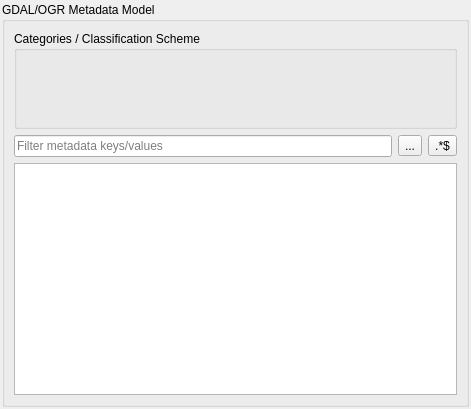
Before: the Qt Designer form eotimeseriesviewer/externals/qps/ui/gdalmetadatamodelwidget.ui in jakimowb/eo-time-series-viewer, drawn with Qt 5.
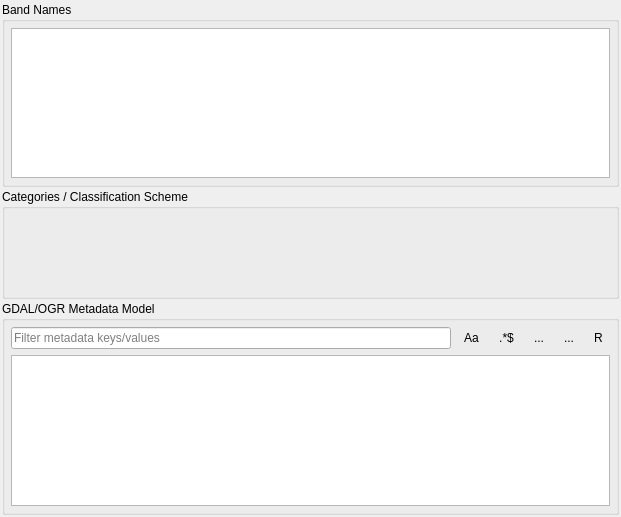
After: the same form once the commit is applied. Icons and pictures are not drawn. Custom widgets are drawn as their Qt base class.

Diff of the .ui file:
```diff
--- a/eotimeseriesviewer/externals/qps/ui/gdalmetadatamodelwidget.ui
+++ b/eotimeseriesviewer/externals/qps/ui/gdalmetadatamodelwidget.ui
@@ -6,8 +6,8 @@
    <rect>
     <x>0</x>
     <y>0</y>
-    <width>471</width>
-    <height>409</height>
+    <width>621</width>
+    <height>517</height>
    </rect>
   </property>
   <property name="windowTitle">
@@ -17,7 +17,7 @@
    <iconset resource="../qpsresources.qrc">
     <normaloff>:/qps/ui/icons/rasterband_select.svg</normaloff>:/qps/ui/icons/rasterband_select.svg</iconset>
   </property>
-  <layout class="QVBoxLayout" name="verticalLayout" stretch="0">
+  <layout class="QVBoxLayout" name="verticalLayout" stretch="0,0,0,0">
    <property name="spacing">
     <number>2</number>
    </property>
@@ -34,17 +34,38 @@
     <number>2</number>
    </property>
    <item>
-    <widget class="QGroupBox" name="gbMetadata">
-     <property name="sizePolicy">
-      <sizepolicy hsizetype="Preferred" vsizetype="Preferred">
-       <horstretch>0</horstretch>
-       <verstretch>1</verstretch>
-      </sizepolicy>
+    <widget class="QgsCollapsibleGroupBox" name="gbBandNames">
+     <property name="minimumSize">
+      <size>
+       <width>0</width>
+       <height>0</height>
+      </size>
      </property>
      <property name="title">
-      <string>GDAL/OGR Metadata Model</string>
+      <string>Band Names</string>
      </property>
-     <layout class="QVBoxLayout" name="verticalLayout_22">
+     <layout class="QVBoxLayout" name="verticalLayout_4">
+      <property name="spacing">
+       <number>6</number>
+      </property>
+      <property name="leftMargin">
+       <number>6</number>
+      </property>
+      <property name="topMargin">
+       <number>6</number>
+      </property>
+      <property name="rightMargin">
+       <number>6</number>
+      </property>
+      <property name="bottomMargin">
+       <number>6</number>
+      </property>
+      <item>
+       <widget class="QTableView" name="tvBandNames"/>
+      </item>
+     </layout>
+    </widget>
+   </item>
       <item>
        <widget class="QgsCollapsibleGroupBox" name="gbClassificationScheme">
         <property name="minimumSize">
@@ -61,19 +82,19 @@
         </property>
         <layout class="QVBoxLayout" name="verticalLayout_2">
          <property name="spacing">
-          <number>0</number>
+       <number>6</number>
          </property>
          <property name="leftMargin">
-          <number>0</number>
+       <number>6</number>
          </property>
          <property name="topMargin">
-          <number>0</number>
+       <number>6</number>
          </property>
          <property name="rightMargin">
-          <number>0</number>
+       <number>6</number>
          </property>
          <property name="bottomMargin">
-          <number>0</number>
+       <number>6</number>
          </property>
          <item>
           <widget class="ClassificationSchemeWidget" name="classificationSchemeWidget" native="true">
@@ -89,6 +110,33 @@
        </widget>
       </item>
       <item>
+    <widget class="QgsCollapsibleGroupBox" name="gbGDALMetadata">
+     <property name="minimumSize">
+      <size>
+       <width>0</width>
+       <height>0</height>
+      </size>
+     </property>
+     <property name="title">
+      <string>GDAL/OGR Metadata Model</string>
+     </property>
+     <layout class="QVBoxLayout" name="verticalLayout_3">
+      <property name="spacing">
+       <number>6</number>
+      </property>
+      <property name="leftMargin">
+       <number>6</number>
+      </property>
+      <property name="topMargin">
+       <number>6</number>
+      </property>
+      <property name="rightMargin">
+       <number>6</number>
+      </property>
+      <property name="bottomMargin">
+       <number>6</number>
+      </property>
+      <item>
        <layout class="QHBoxLayout" name="horizontalLayout">
         <property name="topMargin">
          <number>0</number>
@@ -112,7 +160,10 @@
         <item>
          <widget class="QToolButton" name="btnMatchCase">
           <property name="text">
-           <string>...</string>
+           <string>Aa</string>
+          </property>
+          <property name="autoRaise">
+           <bool>true</bool>
           </property>
          </widget>
         </item>
@@ -121,12 +172,53 @@
           <property name="text">
            <string>.*$</string>
           </property>
+          <property name="autoRaise">
+           <bool>true</bool>
+          </property>
+         </widget>
+        </item>
+        <item>
+         <widget class="QToolButton" name="btnAddItem">
+          <property name="text">
+           <string>...</string>
+          </property>
+          <property name="icon">
+           <iconset resource="../../../QGIS/images/images.qrc">
+            <normaloff>:/images/themes/default/symbologyAdd.svg</normaloff>:/images/themes/default/symbologyAdd.svg</iconset>
+          </property>
+          <property name="autoRaise">
+           <bool>true</bool>
+          </property>
+         </widget>
+        </item>
+        <item>
+         <widget class="QToolButton" name="btnRemoveItem">
+          <property name="text">
+           <string>...</string>
+          </property>
+          <property name="icon">
+           <iconset resource="../../../QGIS/images/images.qrc">
+            <normaloff>:/images/themes/default/symbologyRemove.svg</normaloff>:/images/themes/default/symbologyRemove.svg</iconset>
+          </property>
+          <property name="autoRaise">
+           <bool>true</bool>
+          </property>
+         </widget>
+        </item>
+        <item>
+         <widget class="QToolButton" name="btnReset">
+          <property name="text">
+           <string>R</string>
+          </property>
+          <property name="autoRaise">
+           <bool>true</bool>
+          </property>
          </widget>
         </item>
        </layout>
       </item>
       <item>
-       <widget class="GDALMetadataModelTableView" name="tableView">
+       <widget class="GDALMetadataModelTableView" name="tvGDALMetadata">
         <property name="sizePolicy">
          <sizepolicy hsizetype="Expanding" vsizetype="Expanding">
           <horstretch>0</horstretch>
@@ -147,6 +239,19 @@
      </layout>
     </widget>
    </item>
+   <item>
+    <spacer name="verticalSpacer">
+     <property name="orientation">
+      <enum>Qt::Vertical</enum>
+     </property>
+     <property name="sizeHint" stdset="0">
+      <size>
+       <width>20</width>
+       <height>0</height>
+      </size>
+     </property>
+    </spacer>
+   </item>
   </layout>
   <action name="optionRegex">
    <property name="checkable">
```
Left out of the diff: 38 changed lines with no effect on the pictures. Lines whose indentation alone changed are shown as unchanged.
